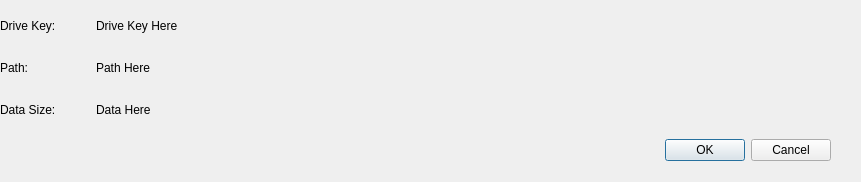
Qt form UserApp/Dialogs/ConfirmLinkDialog.ui (proximax-storage/cpp-xpx-storage-user-app) before a commit.
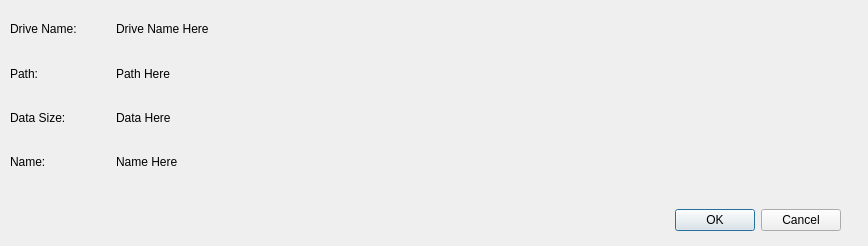
The same form after that commit.

```diff
--- a/UserApp/Dialogs/ConfirmLinkDialog.ui
+++ b/UserApp/Dialogs/ConfirmLinkDialog.ui
@@ -6,8 +6,8 @@
    <rect>
     <x>0</x>
     <y>0</y>
-    <width>861</width>
-    <height>182</height>
+    <width>868</width>
+    <height>246</height>
    </rect>
   </property>
   <property name="windowTitle">
@@ -16,8 +16,8 @@
   <widget class="QDialogButtonBox" name="buttonBox">
    <property name="geometry">
     <rect>
-     <x>20</x>
-     <y>130</y>
+     <x>30</x>
+     <y>200</y>
      <width>811</width>
      <height>41</height>
     </rect>
@@ -32,13 +32,23 @@
   <widget class="QWidget" name="gridLayoutWidget">
    <property name="geometry">
     <rect>
-     <x>0</x>
-     <y>8</y>
+     <x>10</x>
+     <y>10</y>
      <width>851</width>
-     <height>120</height>
+     <height>171</height>
     </rect>
    </property>
    <layout class="QGridLayout" name="gridLayout">
+    <item row="0" column="2">
+     <widget class="QLabel" name="m_driveNameConfirmLabel">
+      <property name="text">
+       <string>Drive Name Here</string>
+      </property>
+      <property name="wordWrap">
+       <bool>true</bool>
+      </property>
+     </widget>
+    </item>
     <item row="1" column="0">
      <widget class="QLabel" name="label_3">
       <property name="text">
@@ -53,7 +63,7 @@
      <widget class="QLabel" name="label">
       <property name="minimumSize">
        <size>
-        <width>90</width>
+        <width>100</width>
         <height>0</height>
        </size>
       </property>
@@ -64,13 +74,20 @@
        </size>
       </property>
       <property name="text">
-       <string>Drive Key:</string>
+       <string>Drive Name:</string>
       </property>
       <property name="margin">
        <number>10</number>
       </property>
      </widget>
     </item>
+    <item row="1" column="2">
+     <widget class="QLabel" name="m_pathConfirmLabel">
+      <property name="text">
+       <string>Path Here</string>
+      </property>
+     </widget>
+    </item>
     <item row="2" column="0">
      <widget class="QLabel" name="label_4">
       <property name="text">
@@ -81,23 +98,6 @@
       </property>
      </widget>
     </item>
-    <item row="0" column="2">
-     <widget class="QLabel" name="m_driveKeyConfirmLabel">
-      <property name="text">
-       <string>Drive Key Here</string>
-      </property>
-      <property name="wordWrap">
-       <bool>true</bool>
-      </property>
-     </widget>
-    </item>
-    <item row="1" column="2">
-     <widget class="QLabel" name="m_pathConfirmationLabel">
-      <property name="text">
-       <string>Path Here</string>
-      </property>
-     </widget>
-    </item>
     <item row="2" column="2">
      <widget class="QLabel" name="m_dataSizeConfirmationLabel">
       <property name="text">
@@ -105,6 +105,23 @@
       </property>
      </widget>
     </item>
+    <item row="3" column="2">
+     <widget class="QLabel" name="m_dataNameConfirmLabel">
+      <property name="text">
+       <string>Name Here</string>
+      </property>
+     </widget>
+    </item>
+    <item row="3" column="0">
+     <widget class="QLabel" name="label_2">
+      <property name="text">
+       <string>Name:</string>
+      </property>
+      <property name="margin">
+       <number>10</number>
+      </property>
+     </widget>
+    </item>
    </layout>
   </widget>
  </widget>
```
Left out of the diff: 2 changed lines with no effect on the pictures.
